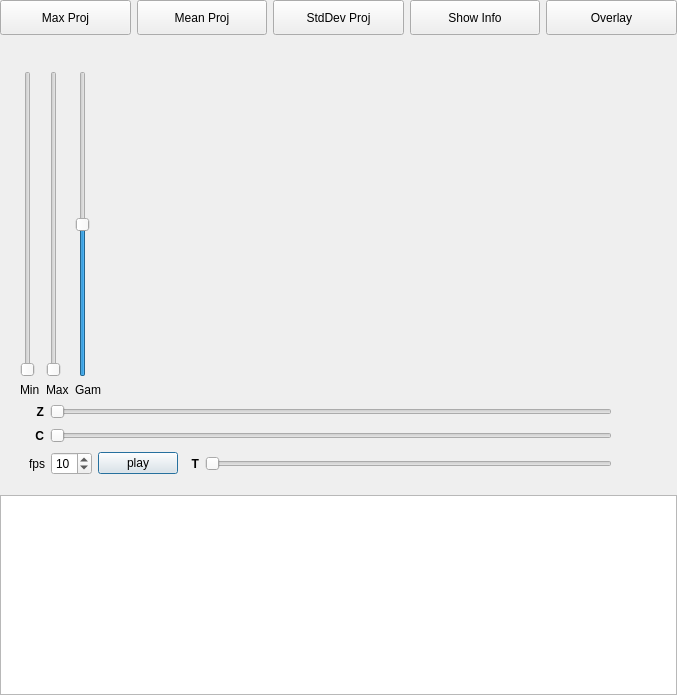
Old version of the form llspy/gui/img_window.ui in the repository tlambert03/LLSpy.
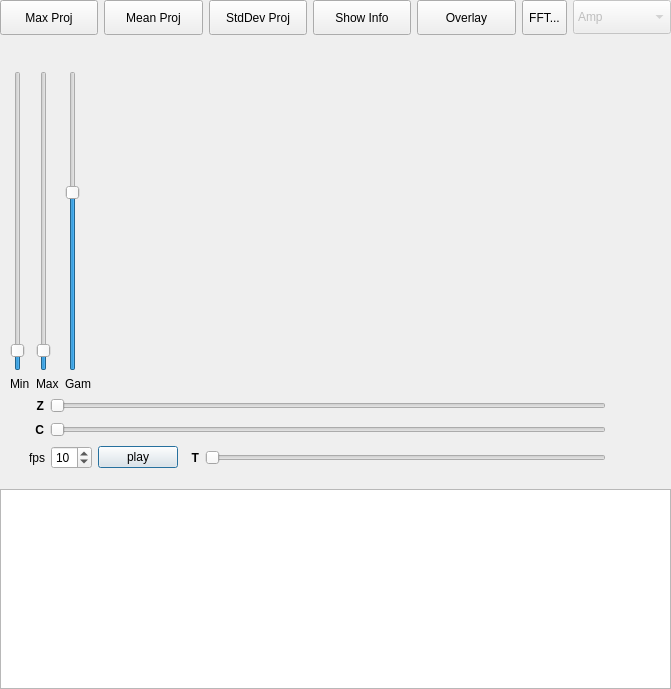
New version of the form.

Commit message: bring in Lin's updates to the image window

Diff of the .ui file:
```diff
--- a/llspy/gui/img_window.ui
+++ b/llspy/gui/img_window.ui
@@ -6,8 +6,8 @@
    <rect>
     <x>0</x>
     <y>0</y>
-    <width>677</width>
-    <height>695</height>
+    <width>671</width>
+    <height>689</height>
    </rect>
   </property>
   <property name="font">
@@ -37,7 +37,7 @@
    <item>
     <layout class="QVBoxLayout" name="mainLayout" stretch="0,0,0,0,0,0">
      <item>
-      <layout class="QHBoxLayout" name="horizontalLayout" stretch="0,0,0,0,0">
+      <layout class="QHBoxLayout" name="horizontalLayout" stretch="0,0,0,0,0,0,0">
        <property name="sizeConstraint">
         <enum>QLayout::SetDefaultConstraint</enum>
        </property>
@@ -55,6 +55,12 @@
            <height>35</height>
           </size>
          </property>
+         <property name="maximumSize">
+          <size>
+           <width>16777215</width>
+           <height>16777215</height>
+          </size>
+         </property>
          <property name="text">
           <string>Max Proj</string>
          </property>
@@ -83,6 +89,12 @@
            <height>35</height>
           </size>
          </property>
+         <property name="maximumSize">
+          <size>
+           <width>16777215</width>
+           <height>16777215</height>
+          </size>
+         </property>
          <property name="text">
           <string>Mean Proj</string>
          </property>
@@ -111,6 +123,12 @@
            <height>35</height>
           </size>
          </property>
+         <property name="maximumSize">
+          <size>
+           <width>16777215</width>
+           <height>16777215</height>
+          </size>
+         </property>
          <property name="text">
           <string>StdDev Proj</string>
          </property>
@@ -136,6 +154,12 @@
            <height>35</height>
           </size>
          </property>
+         <property name="maximumSize">
+          <size>
+           <width>16777215</width>
+           <height>16777215</height>
+          </size>
+         </property>
          <property name="text">
           <string>Show Info</string>
          </property>
@@ -161,6 +185,12 @@
            <height>35</height>
           </size>
          </property>
+         <property name="maximumSize">
+          <size>
+           <width>16777215</width>
+           <height>16777215</height>
+          </size>
+         </property>
          <property name="text">
           <string>Overlay</string>
          </property>
@@ -178,6 +208,70 @@
          </property>
         </widget>
        </item>
+       <item>
+        <widget class="QToolButton" name="fftButton">
+         <property name="minimumSize">
+          <size>
+           <width>0</width>
+           <height>35</height>
+          </size>
+         </property>
+         <property name="maximumSize">
+          <size>
+           <width>16777215</width>
+           <height>16777215</height>
+          </size>
+         </property>
+         <property name="toolTip">
+          <string>&lt;html&gt;&lt;head/&gt;&lt;body&gt;&lt;p&gt;Fourier transform current image&lt;/p&gt;&lt;/body&gt;&lt;/html&gt;</string>
+         </property>
+         <property name="text">
+          <string>FFT...</string>
+         </property>
+         <property name="popupMode">
+          <enum>QToolButton::InstantPopup</enum>
+         </property>
+        </widget>
+       </item>
+       <item>
+        <widget class="QComboBox" name="complexAttrib">
+         <property name="enabled">
+          <bool>false</bool>
+         </property>
+         <property name="minimumSize">
+          <size>
+           <width>0</width>
+           <height>34</height>
+          </size>
+         </property>
+         <property name="maximumSize">
+          <size>
+           <width>100</width>
+           <height>16777215</height>
+          </size>
+         </property>
+         <item>
+          <property name="text">
+           <string>Amp</string>
+          </property>
+         </item>
+         <item>
+          <property name="text">
+           <string>Phase</string>
+          </property>
+         </item>
+         <item>
+          <property name="text">
+           <string>Real</string>
+          </property>
+         </item>
+         <item>
+          <property name="text">
+           <string>Imag</string>
+          </property>
+         </item>
+        </widget>
+       </item>
       </layout>
      </item>
      <item>
@@ -222,10 +316,16 @@
        <item>
         <layout class="QVBoxLayout" name="verticalLayout">
          <property name="leftMargin">
-          <number>20</number>
+          <number>10</number>
          </property>
          <item>
           <widget class="QSlider" name="minSlider">
+           <property name="minimum">
+            <number>-5</number>
+           </property>
+           <property name="maximum">
+            <number>104</number>
+           </property>
            <property name="orientation">
             <enum>Qt::Vertical</enum>
            </property>
@@ -244,6 +344,12 @@
         <layout class="QVBoxLayout" name="verticalLayout_3">
          <item>
           <widget class="QSlider" name="maxSlider">
+           <property name="minimum">
+            <number>-5</number>
+           </property>
+           <property name="maximum">
+            <number>104</number>
+           </property>
            <property name="orientation">
             <enum>Qt::Vertical</enum>
            </property>
@@ -263,7 +369,7 @@
          <item>
           <widget class="QSlider" name="gamSlider">
            <property name="minimum">
-            <number>50</number>
+            <number>25</number>
            </property>
            <property name="maximum">
             <number>150</number>
```
The commit also changes 2 other files.
